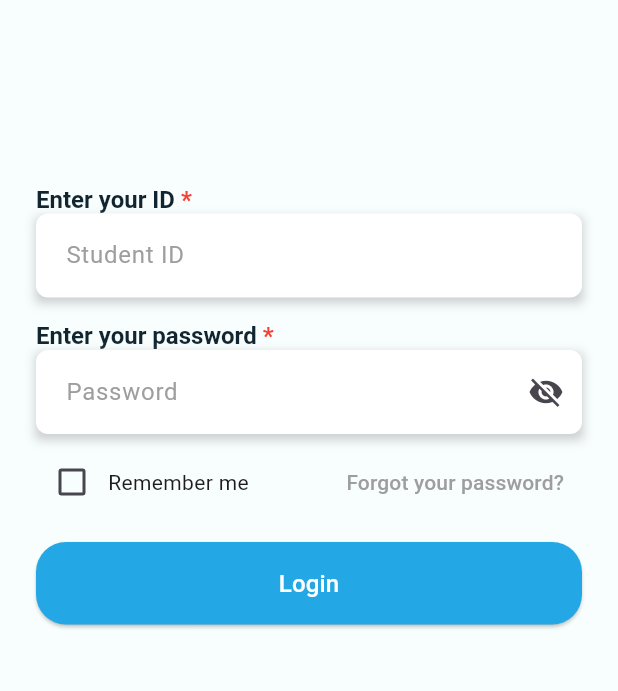
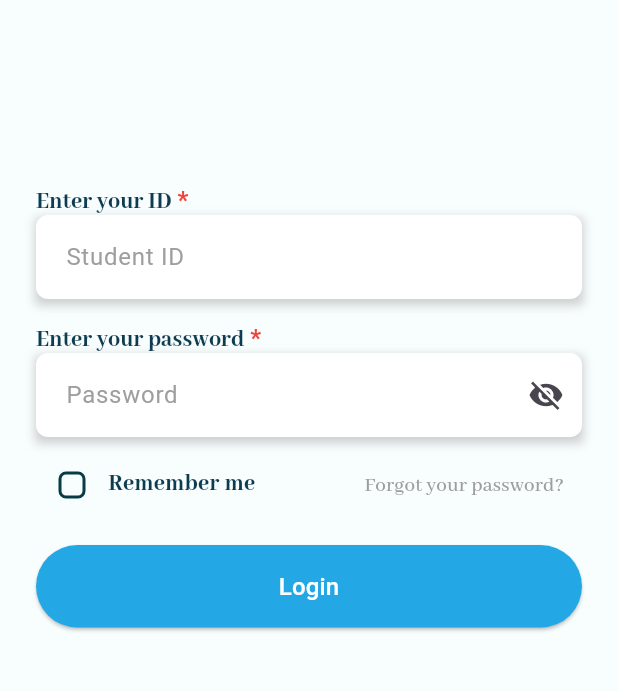
Before and after one commit to engbasel/CCE-Stu, a Flutter app: the screen it shows after launch, on a phone screen of 412 x 824 dp, the part 190-881 px from its top. Run offline on Flutter 3.47's test engine with Material 3 defaults, Android fonts, the phone set to English and light mode, and no system bars; our stand-ins replace firebase_core; accounts and stored records are empty.

Commit message:
"Updated CustomButton's border radius, imported ColorsManager and FontsManger, modified CustomLabelHintText, added functionality to checkbox in LoginView, and updated pubspec.yaml to include Abhaya Libre font family."

```diff
--- /dev/null
+++ b/lib/Core/manager/ColorsManager.dart
@@ -0,0 +1,7 @@
+import 'package:flutter/material.dart';
+
+class ColorsManager {
+  static const Color backgroundScaffoldColor = Color(0xfff8fdfe);
+  static const Color buttonColor = Color(0xff24a8e5);
+  static const Color coustomLabelTextColor = Color(0xff0d3b50);
+}
--- /dev/null
+++ b/lib/Core/manager/FontsManger.dart
@@ -0,0 +1,4 @@
+class Fontsmanger {
+  static String AbhayaLibreMeduiem = 'Abhaya Libre';
+  static String AbhayaLibreExtraBold = '';
+}
--- a/lib/Core/widgets/CustomButton.dart
+++ b/lib/Core/widgets/CustomButton.dart
@@ -31,7 +31,7 @@ class CustomButton extends StatelessWidget {
           backgroundColor: buttonColor,
           padding: const EdgeInsets.symmetric(horizontal: 40, vertical: 15),
           shape: RoundedRectangleBorder(
-            borderRadius: BorderRadius.circular(20),
+            borderRadius: BorderRadius.circular(33),
           ),
         ),
         child: Text(text, style: TextStyle(fontSize: 16, color: TextColor)),
--- a/lib/Core/widgets/CustomLabelHintText.dart
+++ b/lib/Core/widgets/CustomLabelHintText.dart
@@ -1,3 +1,5 @@
+import 'package:cce_app/Core/manager/ColorsManager.dart';
+import 'package:cce_app/Core/manager/FontsManger.dart';
 import 'package:flutter/material.dart';
 
 class CustomLabelHintText extends StatelessWidget {
@@ -15,8 +17,10 @@ class CustomLabelHintText extends StatelessWidget {
     return RichText(
       text: TextSpan(
         text: labelText, // The main label text
-        style: const TextStyle(
-          color: Color(0xff112530),
+        style: TextStyle(
+          fontFamily: Fontsmanger.AbhayaLibreMeduiem,
+
+          color: ColorsManager.coustomLabelTextColor,
           fontWeight: FontWeight.bold,
           fontSize: 16, // You can adjust the font size
         ),
--- /dev/null
+++ b/lib/Core/widgets/customcheckbox.dart
@@ -0,0 +1,43 @@
+import 'package:flutter/material.dart';
+
+class CustomCheckbox extends StatefulWidget {
+  final bool isChecked;
+  final ValueChanged<bool?> onChanged;
+  final VoidCallback onChecked; // Callback function to run when checked
+
+  const CustomCheckbox({
+    super.key,
+    required this.isChecked,
+    required this.onChanged,
+    required this.onChecked, // New callback when checked
+  });
+
+  @override
+  State<CustomCheckbox> createState() => _CustomCheckboxState();
+}
+
+class _CustomCheckboxState extends State<CustomCheckbox> {
+  @override
+  Widget build(BuildContext context) {
+    return Checkbox(
+      value: widget.isChecked,
+      onChanged: (value) {
+        widget.onChanged(value);
+
+        // Only run the passed function if the checkbox is checked
+        if (value == true) {
+          widget.onChecked();
+        }
+      },
+      shape: RoundedRectangleBorder(
+        borderRadius: BorderRadius.circular(5), // Slightly rounded square
+      ),
+      side: const BorderSide(
+        color: Color(0xFF073C47), // Dark border color (matches design)
+        width: 2, // Border width
+      ),
+      activeColor: Colors.transparent, // Removes fill color
+      checkColor: const Color(0xFF073C47), // Color of the checkmark
+    );
+  }
+}
--- a/lib/Futures/Login/views/loginviwe.dart
+++ b/lib/Futures/Login/views/loginviwe.dart
@@ -1,7 +1,10 @@
+import 'package:flutter/material.dart';
+import 'package:cce_app/Core/manager/ColorsManager.dart';
+import 'package:cce_app/Core/manager/FontsManger.dart';
 import 'package:cce_app/Core/manager/imagesManger.dart';
 import 'package:cce_app/Core/widgets/CustomButton.dart';
 import 'package:cce_app/Core/widgets/CustomLabelHintText.dart';
-import 'package:flutter/material.dart';
+import 'package:cce_app/Core/widgets/customcheckbox.dart';
 
 class LoginView extends StatefulWidget {
   const LoginView({super.key});
@@ -14,11 +17,36 @@ class _LoginViewState extends State<LoginView> {
   bool _isPasswordVisible = false;
   bool _isRememberMeChecked = false;
 
+  // This function is called when the checkbox is checked
+  void _onRememberMeChecked() {
+    print("Remember me checked");
+    // Add any additional functionality here, like saving preferences
+  }
+
+  // This function is called when the checkbox is unchecked
+  void _onRememberMeUnchecked() {
+    print("Remember me unchecked");
+    // Add any additional functionality here
+  }
+
+  // Handles the change in the checkbox value
+  void _handleRememberMeChanged(bool? value) {
+    setState(() {
+      _isRememberMeChecked = value!;
+
+      if (_isRememberMeChecked) {
+        _onRememberMeChecked(); // Run when checked
+      } else {
+        _onRememberMeUnchecked(); // Run when unchecked
+      }
+    });
+  }
+
   @override
   Widget build(BuildContext context) {
     double height = MediaQuery.of(context).size.height;
     return Scaffold(
-      backgroundColor: const Color(0xfff8fefe),
+      backgroundColor: ColorsManager.backgroundScaffoldColor,
       body: Padding(
         padding: const EdgeInsets.symmetric(horizontal: 24.0),
         child: SingleChildScrollView(
@@ -127,33 +155,33 @@ class _LoginViewState extends State<LoginView> {
                 ),
               ),
               const SizedBox(height: 8),
-              // Remember me and Forgot password
               Row(
                 mainAxisAlignment: MainAxisAlignment.spaceBetween,
                 children: [
                   Row(
                     children: [
-                      Checkbox(
-                        value: _isRememberMeChecked,
-                        onChanged: (value) {
-                          setState(() {
-                            _isRememberMeChecked = value!;
-                            if (_isRememberMeChecked) {
-                              print("GOOD basel"); // Prints when checked
-                            }
-                          });
-                        },
+                      CustomCheckbox(
+                        isChecked: _isRememberMeChecked,
+                        onChanged: _handleRememberMeChanged,
+                        onChecked: _onRememberMeChecked, // Run when checked
                       ),
-                      const Text("Remember me"),
+                      Text(
+                        "Remember me",
+                        style: TextStyle(
+                          fontFamily: Fontsmanger.AbhayaLibreMeduiem,
+                          color: ColorsManager.coustomLabelTextColor,
+                          fontWeight: FontWeight.w800,
+                          fontSize: 16, // You can adjust the font size
+                        ),
+                      ),
                     ],
                   ),
                   TextButton(
-                    onPressed: () {
-                      // Handle forgot password action
-                    },
-                    child: const Text(
+                    onPressed: () {},
+                    child: Text(
                       "Forgot your password?",
                       style: TextStyle(
+                        fontFamily: Fontsmanger.AbhayaLibreMeduiem,
                         color: Colors.grey,
                       ),
                     ),
@@ -161,15 +189,12 @@ class _LoginViewState extends State<LoginView> {
                 ],
               ),
               const SizedBox(height: 16),
-
               // Custom Login Button
               CustomButton(
-                buttonColor: const Color(0xff23a7e5),
+                buttonColor: ColorsManager.buttonColor,
                 height: 55,
                 text: "Login",
-                onPressed: () {
-                  // Add your login logic here
-                },
+                onPressed: () {},
               ),
             ],
           ),
```
Also changed, not shown: pubspec.yaml (+6 -4 lines), fonts/AbhayaLibre-ExtraBold.ttf (added).
